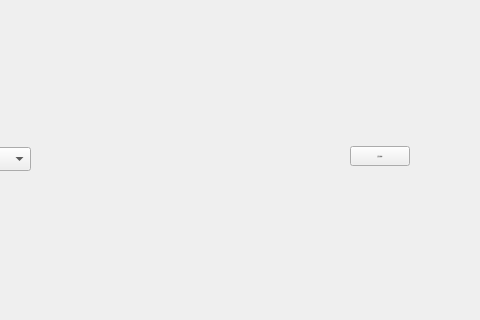
HcashOrg/hx-indicator, file poundage/PoundageWidget.ui: the form before one commit; both pictures show x 290 to 770 and y 0 to 320 of the 770 by 530 pixel window.
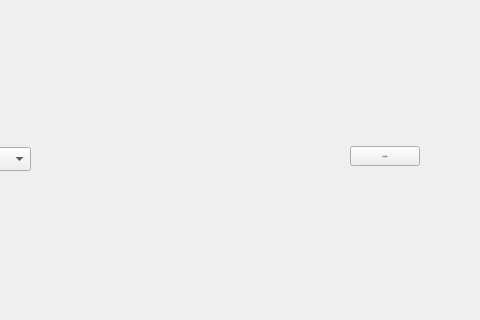
The form after the commit.

The edit to the form file:
```diff
--- a/poundage/PoundageWidget.ui
+++ b/poundage/PoundageWidget.ui
@@ -67,7 +67,7 @@
     <rect>
      <x>640</x>
      <y>146</y>
-     <width>60</width>
+     <width>70</width>
      <height>20</height>
     </rect>
    </property>
```
